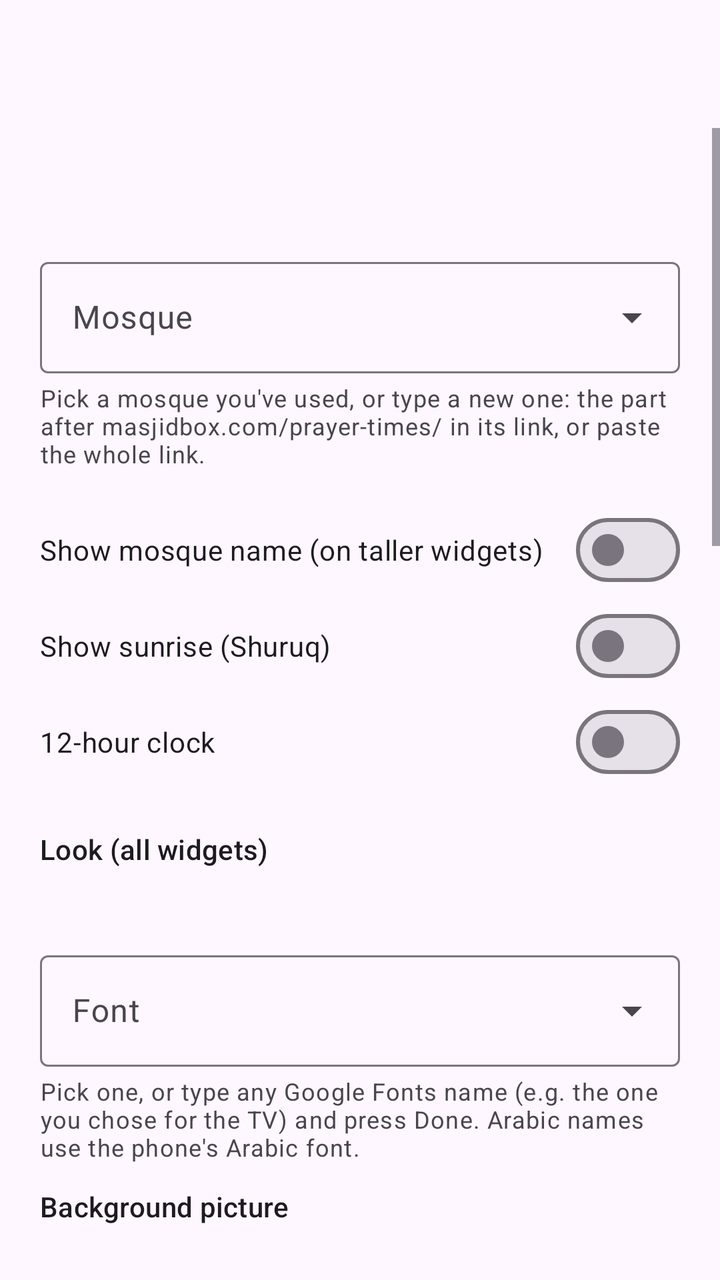
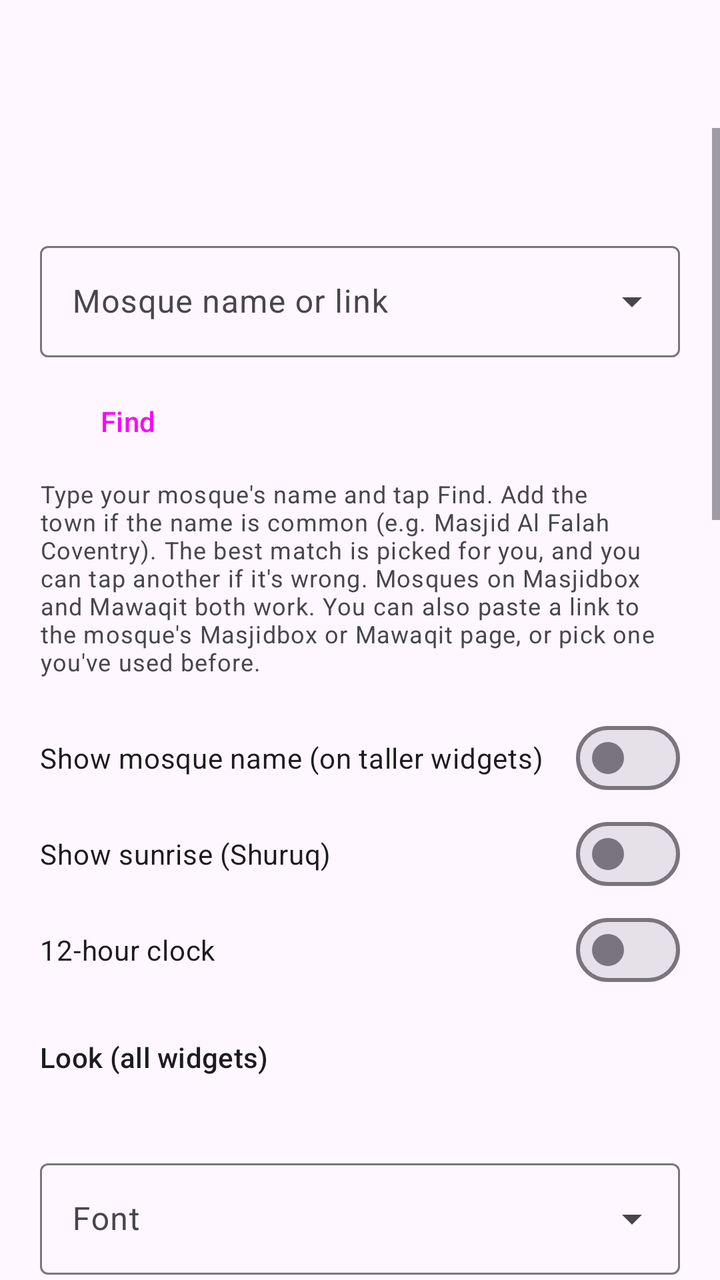

Compare the two renders of this Android layout. The source of the first and the diff that turns it into the second are given below.
<!-- AndroidManifest.xml: application theme Theme.IqamaWidget -->
<!-- res/layout/activity_settings.xml -->
<?xml version="1.0" encoding="utf-8"?>
<LinearLayout xmlns:android="http://schemas.android.com/apk/res/android"
    xmlns:app="http://schemas.android.com/apk/res-auto"
    android:id="@+id/settings_root"
    android:layout_width="match_parent"
    android:layout_height="match_parent"
    android:orientation="vertical">

  <com.google.android.material.appbar.MaterialToolbar
      android:id="@+id/toolbar"
      android:layout_width="match_parent"
      android:layout_height="?attr/actionBarSize"
      android:title="@string/app_name" />

  <ScrollView
    android:id="@+id/scroll"
    android:layout_width="match_parent"
    android:layout_height="0dp"
    android:layout_weight="1"
    android:fillViewport="true">

    <LinearLayout
        android:layout_width="match_parent"
        android:layout_height="wrap_content"
        android:orientation="vertical"
        android:padding="20dp">

        <TextView
            android:id="@+id/heading"
            android:layout_width="match_parent"
            android:layout_height="wrap_content"
            android:layout_marginBottom="12dp"
            android:textAppearance="?attr/textAppearanceTitleMedium" />

        <com.google.android.material.button.MaterialButtonToggleGroup
            android:id="@+id/source_group"
            android:layout_width="match_parent"
            android:layout_height="wrap_content"
            android:layout_marginBottom="8dp"
            app:selectionRequired="true"
            app:singleSelection="true">

            <Button
                android:id="@+id/source_masjidbox"
                style="?attr/materialButtonOutlinedStyle"
                android:layout_width="0dp"
                android:layout_height="wrap_content"
                android:layout_weight="1"
                android:text="@string/source_masjidbox" />

            <Button
                android:id="@+id/source_mawaqit"
                style="?attr/materialButtonOutlinedStyle"
                android:layout_width="0dp"
                android:layout_height="wrap_content"
                android:layout_weight="1"
                android:text="@string/source_mawaqit" />
        </com.google.android.material.button.MaterialButtonToggleGroup>

        <com.google.android.material.textfield.TextInputLayout
            android:id="@+id/mosque_layout"
            style="@style/Widget.Material3.TextInputLayout.OutlinedBox.ExposedDropdownMenu"
            android:layout_width="match_parent"
            android:layout_height="wrap_content"
            android:hint="@string/mosque_label">

            <com.google.android.material.textfield.MaterialAutoCompleteTextView
                android:id="@+id/mosque"
                android:layout_width="match_parent"
                android:layout_height="wrap_content"
                android:completionThreshold="0"
                android:imeOptions="actionDone"
                android:inputType="textUri" />
        </com.google.android.material.textfield.TextInputLayout>

        <TextView
            android:id="@+id/mosque_help"
            style="@style/SettingsHelp"
            android:text="@string/mosque_help" />

        <com.google.android.material.materialswitch.MaterialSwitch
            android:id="@+id/show_name"
            android:layout_width="match_parent"
            android:layout_height="wrap_content"
            android:layout_marginTop="16dp"
            android:minHeight="48dp"
            android:text="@string/show_name" />

        <com.google.android.material.materialswitch.MaterialSwitch
            android:id="@+id/show_sunrise"
            android:layout_width="match_parent"
            android:layout_height="wrap_content"
            android:minHeight="48dp"
            android:text="@string/show_sunrise" />

        <com.google.android.material.materialswitch.MaterialSwitch
            android:id="@+id/clock12"
            android:layout_width="match_parent"
            android:layout_height="wrap_content"
            android:minHeight="48dp"
            android:text="@string/clock_12h" />

        <TextView
            style="@style/SettingsLabel"
            android:layout_marginTop="20dp"
            android:text="@string/look_label" />

        <com.google.android.material.button.MaterialButtonToggleGroup
            android:id="@+id/style_group"
            android:layout_width="match_parent"
            android:layout_height="wrap_content"
            android:layout_marginTop="6dp"
            android:orientation="horizontal"
            app:selectionRequired="true"
            app:singleSelection="true">

            <Button
                android:id="@+id/style_glass"
                style="?attr/materialButtonOutlinedStyle"
                android:layout_width="0dp"
                android:layout_height="wrap_content"
                android:layout_weight="1"
                android:text="@string/style_glass" />

            <Button
                android:id="@+id/style_strip"
                style="?attr/materialButtonOutlinedStyle"
                android:layout_width="0dp"
                android:layout_height="wrap_content"
                android:layout_weight="1"
                android:text="@string/style_strip" />
        </com.google.android.material.button.MaterialButtonToggleGroup>

        <TextView
            android:id="@+id/style_help"
            style="@style/SettingsHelp" />

        <LinearLayout
            android:id="@+id/glass_options"
            android:layout_width="match_parent"
            android:layout_height="wrap_content"
            android:orientation="vertical">

            <com.google.android.material.textfield.TextInputLayout
                style="@style/Widget.Material3.TextInputLayout.OutlinedBox.ExposedDropdownMenu"
                android:layout_width="match_parent"
                android:layout_height="wrap_content"
                android:layout_marginTop="12dp"
                android:hint="@string/font_label">

                <com.google.android.material.textfield.MaterialAutoCompleteTextView
                    android:id="@+id/font"
                    android:layout_width="match_parent"
                    android:layout_height="wrap_content"
                    android:completionThreshold="0"
                    android:imeOptions="actionDone"
                    android:inputType="text" />
            </com.google.android.material.textfield.TextInputLayout>

            <TextView
                android:id="@+id/font_help"
                style="@style/SettingsHelp"
                android:text="@string/font_help" />

            <TextView
                style="@style/SettingsLabel"
                android:layout_marginTop="12dp"
                android:text="@string/picture_label" />

            <TextView
                android:id="@+id/picture_name"
                style="@style/SettingsHelp" />

            <LinearLayout
                android:layout_width="match_parent"
                android:layout_height="wrap_content"
                android:orientation="horizontal">

                <Button
                    android:id="@+id/pick_picture"
                    style="@style/Widget.Material3.Button.TonalButton"
                    android:layout_width="0dp"
                    android:layout_height="wrap_content"
                    android:layout_weight="1"
                    android:text="@string/pick_picture" />

                <Button
                    android:id="@+id/remove_picture"
                    style="@style/Widget.Material3.Button.TextButton"
                    android:layout_width="wrap_content"
                    android:layout_height="wrap_content"
                    android:layout_marginStart="8dp"
                    android:text="@string/remove_picture" />
            </LinearLayout>
        </LinearLayout>

        <TextView
            style="@style/SettingsLabel"
            android:layout_marginTop="20dp"
            android:text="@string/text_label" />

        <com.google.android.material.button.MaterialButtonToggleGroup
            android:id="@+id/size_group"
            android:layout_width="match_parent"
            android:layout_height="wrap_content"
            android:layout_marginTop="6dp"
            app:selectionRequired="true"
            app:singleSelection="true">

            <Button
                android:id="@+id/size_small"
                style="?attr/materialButtonOutlinedStyle"
                android:layout_width="0dp"
                android:layout_height="wrap_content"
                android:layout_weight="1"
                android:text="@string/size_small" />

            <Button
                android:id="@+id/size_medium"
                style="?attr/materialButtonOutlinedStyle"
                android:layout_width="0dp"
                android:layout_height="wrap_content"
                android:layout_weight="1"
                android:text="@string/size_medium" />

            <Button
                android:id="@+id/size_large"
                style="?attr/materialButtonOutlinedStyle"
                android:layout_width="0dp"
                android:layout_height="wrap_content"
                android:layout_weight="1"
                android:text="@string/size_large" />
        </com.google.android.material.button.MaterialButtonToggleGroup>

        <TextView
            style="@style/SettingsLabel"
            android:layout_marginTop="12dp"
            android:text="@string/names_label" />

        <com.google.android.material.button.MaterialButtonToggleGroup
            android:id="@+id/names_group"
            android:layout_width="match_parent"
            android:layout_height="wrap_content"
            android:layout_marginTop="6dp"
            app:selectionRequired="true"
            app:singleSelection="true">

            <Button
                android:id="@+id/names_en"
                style="?attr/materialButtonOutlinedStyle"
                android:layout_width="0dp"
                android:layout_height="wrap_content"
                android:layout_weight="1"
                android:text="@string/names_en" />

            <Button
                android:id="@+id/names_ar"
                style="?attr/materialButtonOutlinedStyle"
                android:layout_width="0dp"
                android:layout_height="wrap_content"
                android:layout_weight="1"
                android:text="@string/names_ar" />

            <Button
                android:id="@+id/names_both"
                style="?attr/materialButtonOutlinedStyle"
                android:layout_width="0dp"
                android:layout_height="wrap_content"
                android:layout_weight="1"
                android:text="@string/names_both" />
        </com.google.android.material.button.MaterialButtonToggleGroup>

        <com.google.android.material.materialswitch.MaterialSwitch
            android:id="@+id/bold_times"
            android:layout_width="match_parent"
            android:layout_height="wrap_content"
            android:layout_marginTop="8dp"
            android:minHeight="48dp"
            android:text="@string/bold_times" />

        <com.google.android.material.materialswitch.MaterialSwitch
            android:id="@+id/fade_passed"
            android:layout_width="match_parent"
            android:layout_height="wrap_content"
            android:minHeight="48dp"
            android:text="@string/fade_passed" />

        <com.google.android.material.materialswitch.MaterialSwitch
            android:id="@+id/text_outline"
            android:layout_width="match_parent"
            android:layout_height="wrap_content"
            android:minHeight="48dp"
            android:text="@string/text_outline" />

        <TextView
            style="@style/SettingsHelp"
            android:text="@string/text_outline_help" />

        <TextView
            style="@style/SettingsLabel"
            android:layout_marginTop="20dp"
            android:text="@string/appearance_label" />

        <TextView
            style="@style/SettingsHelp"
            android:text="@string/appearance_help" />

        <HorizontalScrollView
            android:layout_width="match_parent"
            android:layout_height="wrap_content"
            android:layout_marginTop="8dp"
            android:scrollbars="none">

            <LinearLayout
                android:id="@+id/swatches"
                android:layout_width="wrap_content"
                android:layout_height="wrap_content"
                android:orientation="horizontal" />
        </HorizontalScrollView>

        <TextView
            android:id="@+id/colour_name"
            style="@style/SettingsHelp" />

        <TextView
            android:id="@+id/opacity_label"
            style="@style/SettingsLabel"
            android:layout_marginTop="12dp" />

        <com.google.android.material.slider.Slider
            android:id="@+id/opacity"
            android:layout_width="match_parent"
            android:layout_height="wrap_content"
            android:stepSize="5"
            android:valueFrom="0"
            android:valueTo="100" />

        <TextView
            style="@style/SettingsLabel"
            android:layout_marginTop="16dp"
            android:text="@string/iqamah_offset_label" />

        <Spinner
            android:id="@+id/iqamah_offset"
            android:layout_width="match_parent"
            android:layout_height="wrap_content"
            android:minHeight="48dp" />

        <TextView
            style="@style/SettingsLabel"
            android:layout_marginTop="8dp"
            android:text="@string/maghrib_offset_label" />

        <Spinner
            android:id="@+id/maghrib_offset"
            android:layout_width="match_parent"
            android:layout_height="wrap_content"
            android:minHeight="48dp" />

        <TextView
            style="@style/SettingsHelp"
            android:text="@string/iqamah_offset_help" />

        <Button
            android:id="@+id/save"
            android:layout_width="match_parent"
            android:layout_height="wrap_content"
            android:layout_marginTop="20dp"
            android:text="@string/save_refresh" />

        <Button
            android:id="@+id/exact"
            style="@style/Widget.Material3.Button.TonalButton"
            android:layout_width="match_parent"
            android:layout_height="wrap_content"
            android:layout_marginTop="8dp"
            android:text="@string/allow_exact" />

        <TextView
            android:id="@+id/exact_help"
            style="@style/SettingsHelp"
            android:text="@string/allow_exact_help" />

        <TextView
            android:id="@+id/status"
            android:layout_width="match_parent"
            android:layout_height="wrap_content"
            android:layout_marginTop="16dp"
            android:textAppearance="?attr/textAppearanceBodyMedium"
            android:textIsSelectable="true" />

        <TextView
            style="@style/SettingsHelp"
            android:layout_marginTop="16dp"
            android:text="@string/add_widget_help" />
    </LinearLayout>
</ScrollView>
</LinearLayout>
<!-- resources referenced by this layout -->
<resources>
  <string name="add_widget_help">To add a widget: long-press an empty space on your home screen, tap Widgets, find Iqama Times and drag it on. Make it one row high for just the times, or two rows for the countdown banner. Tap a widget to change its mosque. You can add several widgets for different mosques.</string>
  <string name="allow_exact">Allow exact timing</string>
  <string name="allow_exact_help">Lets the highlight and countdown switch over exactly at each adhan and iqamah. Without it, Android may update the widget a few minutes late.</string>
  <string name="app_name">Iqama Times</string>
  <string name="appearance_help">Pick a colour. \"Phone theme\" follows your wallpaper colours.</string>
  <string name="appearance_label">Glass tint / background (all widgets)</string>
  <string name="bold_times">Bold times</string>
  <string name="clock_12h">12-hour clock</string>
  <string name="fade_passed">Fade prayers that have passed</string>
  <string name="font_help">Pick one, or type any Google Fonts name (e.g. the one you chose for the TV) and press Done. Arabic names use the phone\'s Arabic font.</string>
  <string name="font_label">Font</string>
  <string name="iqamah_offset_help">Only used when the mosque\'s web page lists adhan times but not iqamah (e.g. Chingford Mosque).</string>
  <string name="iqamah_offset_label">Iqamah after adhan (this mosque)</string>
  <string name="look_label">Look (all widgets)</string>
  <string name="maghrib_offset_label">Maghrib iqamah (this mosque)</string>
  <string name="mosque_help">Pick a mosque you\'ve used, or type a new one: the part after masjidbox.com/prayer-times/ in its link, or paste the whole link.</string>
  <string name="mosque_label">Mosque</string>
  <string name="names_ar">العربية</string>
  <string name="names_both">Both</string>
  <string name="names_en">English</string>
  <string name="names_label">Prayer names</string>
  <string name="pick_picture">Choose picture</string>
  <string name="picture_label">Background picture</string>
  <string name="remove_picture">Remove</string>
  <string name="save_refresh">Save and refresh times</string>
  <string name="show_name">Show mosque name (on taller widgets)</string>
  <string name="show_sunrise">Show sunrise (Shuruq)</string>
  <string name="size_large">Large</string>
  <string name="size_medium">Medium</string>
  <string name="size_small">Small</string>
  <string name="source_masjidbox">Masjidbox</string>
  <string name="source_mawaqit">Mawaqit</string>
  <string name="style_glass">Liquid glass</string>
  <string name="style_strip">Timetable strip</string>
  <string name="text_label">Text size</string>
  <string name="text_outline">Outline text</string>
  <string name="text_outline_help">A soft outline round the text, for see-through widgets and busy pictures.</string>
  <style name="SettingsHelp">
          <item name="android:layout_width">match_parent</item>
          <item name="android:layout_height">wrap_content</item>
          <item name="android:layout_marginTop">4dp</item>
          <item name="android:textAppearance">?attr/textAppearanceBodySmall</item>
      </style>
  <style name="SettingsLabel">
          <item name="android:layout_width">match_parent</item>
          <item name="android:layout_height">wrap_content</item>
          <item name="android:textAppearance">?attr/textAppearanceTitleSmall</item>
      </style>
  <style name="Theme.IqamaWidget" parent="Theme.Material3.DayNight.NoActionBar" />
</resources>

<!-- the commit's change to res/layout/activity_settings.xml (unified diff, before → after) -->
@@ -32,31 +32,6 @@
             android:layout_marginBottom="12dp"
             android:textAppearance="?attr/textAppearanceTitleMedium" />
 
-        <com.google.android.material.button.MaterialButtonToggleGroup
-            android:id="@+id/source_group"
-            android:layout_width="match_parent"
-            android:layout_height="wrap_content"
-            android:layout_marginBottom="8dp"
-            app:selectionRequired="true"
-            app:singleSelection="true">
-
-            <Button
-                android:id="@+id/source_masjidbox"
-                style="?attr/materialButtonOutlinedStyle"
-                android:layout_width="0dp"
-                android:layout_height="wrap_content"
-                android:layout_weight="1"
-                android:text="@string/source_masjidbox" />
-
-            <Button
-                android:id="@+id/source_mawaqit"
-                style="?attr/materialButtonOutlinedStyle"
-                android:layout_width="0dp"
-                android:layout_height="wrap_content"
-                android:layout_weight="1"
-                android:text="@string/source_mawaqit" />
-        </com.google.android.material.button.MaterialButtonToggleGroup>
-
         <com.google.android.material.textfield.TextInputLayout
             android:id="@+id/mosque_layout"
             style="@style/Widget.Material3.TextInputLayout.OutlinedBox.ExposedDropdownMenu"
@@ -70,13 +45,35 @@
                 android:layout_height="wrap_content"
                 android:completionThreshold="0"
                 android:imeOptions="actionDone"
-                android:inputType="textUri" />
+                android:inputType="textCapWords|textNoSuggestions" />
         </com.google.android.material.textfield.TextInputLayout>
 
+        <Button
+            android:id="@+id/find_mosque"
+            style="@style/Widget.Material3.Button.TonalButton"
+            android:layout_width="wrap_content"
+            android:layout_height="wrap_content"
+            android:layout_marginTop="8dp"
+            android:text="@string/find_mosque" />
+
         <TextView
             android:id="@+id/mosque_help"
             style="@style/SettingsHelp"
             android:text="@string/mosque_help" />
+
+        <TextView
+            android:id="@+id/search_status"
+            android:layout_width="match_parent"
+            android:layout_height="wrap_content"
+            android:layout_marginTop="8dp"
+            android:textAppearance="?attr/textAppearanceBodyMedium"
+            android:visibility="gone" />
+
+        <LinearLayout
+            android:id="@+id/search_results"
+            android:layout_width="match_parent"
+            android:layout_height="wrap_content"
+            android:orientation="vertical" />
 
         <com.google.android.material.materialswitch.MaterialSwitch
             android:id="@+id/show_name"
<!-- resource entries referenced after the edit -->
@@ -9,14 +9,15 @@
   <string name="bold_times">Bold times</string>
   <string name="clock_12h">12-hour clock</string>
   <string name="fade_passed">Fade prayers that have passed</string>
+  <string name="find_mosque">Find</string>
   <string name="font_help">Pick one, or type any Google Fonts name (e.g. the one you chose for the TV) and press Done. Arabic names use the phone\'s Arabic font.</string>
   <string name="font_label">Font</string>
   <string name="iqamah_offset_help">Only used when the mosque\'s web page lists adhan times but not iqamah (e.g. Chingford Mosque).</string>
   <string name="iqamah_offset_label">Iqamah after adhan (this mosque)</string>
   <string name="look_label">Look (all widgets)</string>
   <string name="maghrib_offset_label">Maghrib iqamah (this mosque)</string>
-  <string name="mosque_help">Pick a mosque you\'ve used, or type a new one: the part after masjidbox.com/prayer-times/ in its link, or paste the whole link.</string>
-  <string name="mosque_label">Mosque</string>
+  <string name="mosque_help">Type your mosque\'s name and tap Find. Add the town if the name is common (e.g. Masjid Al Falah Coventry). The best match is picked for you, and you can tap another if it\'s wrong. Mosques on Masjidbox and Mawaqit both work. You can also paste a link to the mosque\'s Masjidbox or Mawaqit page, or pick one you\'ve used before.</string>
+  <string name="mosque_label">Mosque name or link</string>
   <string name="names_ar">العربية</string>
   <string name="names_both">Both</string>
   <string name="names_en">English</string>
@@ -30,8 +31,6 @@
   <string name="size_large">Large</string>
   <string name="size_medium">Medium</string>
   <string name="size_small">Small</string>
-  <string name="source_masjidbox">Masjidbox</string>
-  <string name="source_mawaqit">Mawaqit</string>
   <string name="style_glass">Liquid glass</string>
   <string name="style_strip">Timetable strip</string>
   <string name="text_label">Text size</string>
